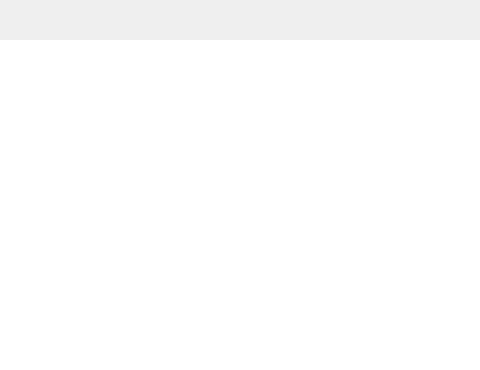
Above: mainwindow.ui from codingburgas/school-project-assignment-insight before the change; both pictures show x 680 to 1160 and y 0 to 370 of the 1280 by 832 pixel window. Below: the same form after it.
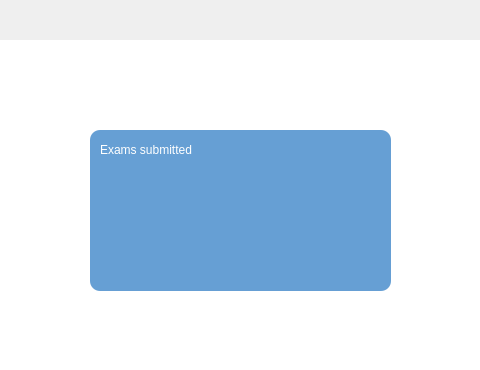
That is the form after the change. The open tabs and pages were chosen to show the change. Icons and pictures are not drawn.

Commit message:
Display number of submitted exams to homepage
Keep track of exams submitted and display on homepage

```diff
--- a/mainwindow.ui
+++ b/mainwindow.ui
@@ -581,6 +581,65 @@
        <string/>
       </property>
      </widget>
+     <widget class="QWidget" name="widget_36" native="true">
+      <property name="geometry">
+       <rect>
+        <x>470</x>
+        <y>50</y>
+        <width>301</width>
+        <height>161</height>
+       </rect>
+      </property>
+      <property name="styleSheet">
+       <string notr="true">background-color:#669FD4;</string>
+      </property>
+      <widget class="QLabel" name="label_57">
+       <property name="geometry">
+        <rect>
+         <x>10</x>
+         <y>10</y>
+         <width>291</width>
+         <height>20</height>
+        </rect>
+       </property>
+       <property name="styleSheet">
+        <string notr="true">QLabel
+{
+background-color:transparent;
+    qproperty-alignment: AlignCenter;
+color:white;
+	font: 16pt &quot;Segoe UI&quot;;
+
+}</string>
+       </property>
+       <property name="text">
+        <string>Exams submitted</string>
+       </property>
+      </widget>
+      <widget class="QLabel" name="examsSubmitted_LA">
+       <property name="geometry">
+        <rect>
+         <x>0</x>
+         <y>50</y>
+         <width>301</width>
+         <height>101</height>
+        </rect>
+       </property>
+       <property name="styleSheet">
+        <string notr="true">QLabel
+{
+background-color:transparent;
+    qproperty-alignment: AlignCenter;
+color:white;
+	font: 16pt &quot;Segoe UI&quot;;
+
+}</string>
+       </property>
+       <property name="text">
+        <string/>
+       </property>
+      </widget>
+     </widget>
     </widget>
     <widget class="QWidget" name="Schedule"/>
     <widget class="QWidget" name="Classes">
```
Left out of the diff: 2 changed lines with no effect on the pictures. The commit also changes 1 other file.
